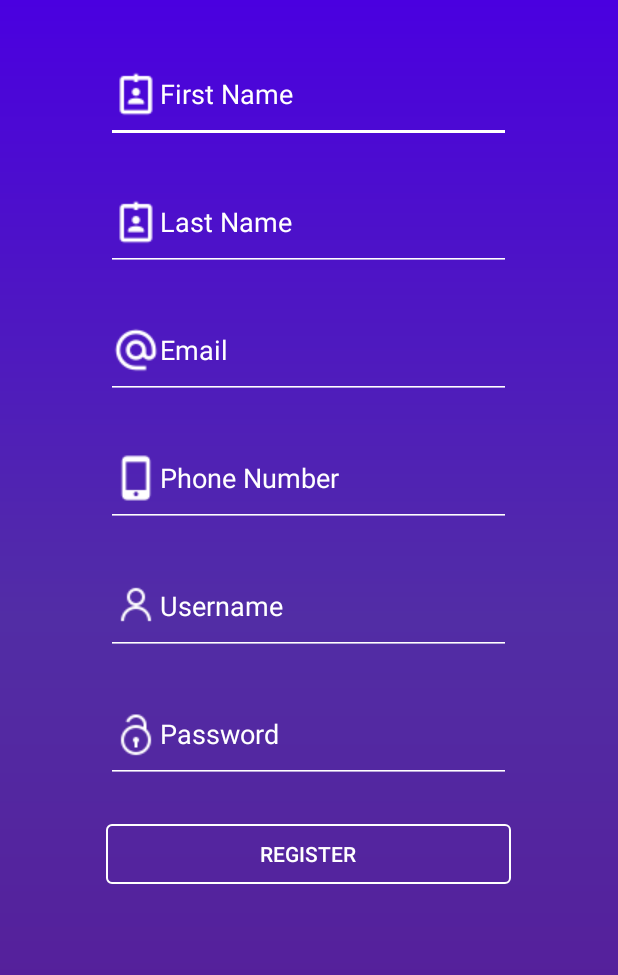
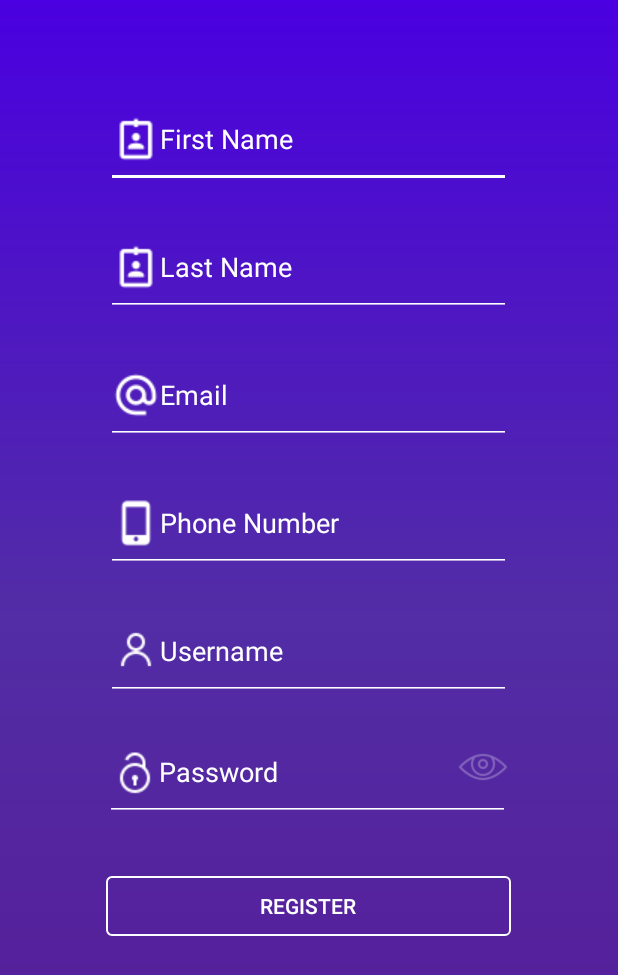
Before and after one commit to Ghetap/FreeForFun-, an Android app: the RegisterActivity screen opened directly, with no data from a screen before it, on a phone screen of 412 x 824 dp. Shown: the top 975 px of the screen. Run offline under Robolectric (Android 15) with nearby library versions, the phone set to English and light mode, and no system bars; our stand-ins replace Volley.

Commit message:
Merge branch 'develop' of https://github.com/Ghetap/FreeForFun- into feature_sonya
# Conflicts:
#	freeforfun2/app/src/main/java/com/example/freeforfun/ui/restCalls/UserRestCalls.java

```diff
--- a/freeforfun2/app/src/main/java/com/example/freeforfun/ui/utils/Paths.java
+++ b/freeforfun2/app/src/main/java/com/example/freeforfun/ui/utils/Paths.java
@@ -2,7 +2,7 @@ package com.example.freeforfun.ui.utils;
 
 public class Paths {
 
-    public static final String BASE_URL = "http://10.0.2.2:8080/free_for_fun";
+    public static final String BASE_URL = "http://192.168.100.48:8080/free_for_fun";
     public static final String LOGIN = "/login";
     public static final String REGISTER = "/register";
 }
--- a/freeforfun2/app/src/main/res/layout/activity_register.xml
+++ b/freeforfun2/app/src/main/res/layout/activity_register.xml
@@ -19,7 +19,7 @@
             android:id="@+id/editText_firstName"
             android:layout_width="270dp"
             android:layout_height="65dp"
-            android:layout_marginTop="30dp"
+            android:layout_marginTop="60dp"
             android:backgroundTint="#ffffff"
             android:clickable="true"
             android:drawableStart="@drawable/name"
@@ -100,10 +100,15 @@
             android:clickable="true"
             android:focusableInTouchMode="true"
             />
+        <RelativeLayout
+            android:layout_width="fill_parent"
+            android:layout_height="wrap_content"
+            android:layout_marginTop="0dp">
         <EditText
             android:id="@+id/editText_password"
             android:layout_width="270dp"
-            android:layout_marginTop="20dp"
+            android:layout_marginTop="15dp"
+            android:layout_marginLeft="70dp"
             android:layout_height="65dp"
             android:paddingBottom="10dp"
             android:textColorHint="#ffffff"
@@ -116,7 +121,22 @@
             android:focusable="true"
             android:clickable="true"
             android:focusableInTouchMode="true"
+            android:inputType="textPassword"
             />
+
+        <ImageView
+            android:id="@+id/show_password_btn"
+            android:layout_width="40dp"
+            android:layout_height="40dp"
+            android:layout_alignParentRight="true"
+            android:layout_centerVertical="true"
+            android:layout_marginRight="70dp"
+            android:layout_marginTop="50dp"
+            android:alpha=".3"
+            android:onClick="showHidePassword"
+            android:padding="3dp"
+            android:src="@drawable/showpassword" />
+    </RelativeLayout>
 
         <Button
             android:id="@+id/button_register"
```
Also changed, not shown: freeforfun2/app/src/main/java/com/example/freeforfun/ui/login/RegisterActivity.java (+16 -0 lines).
